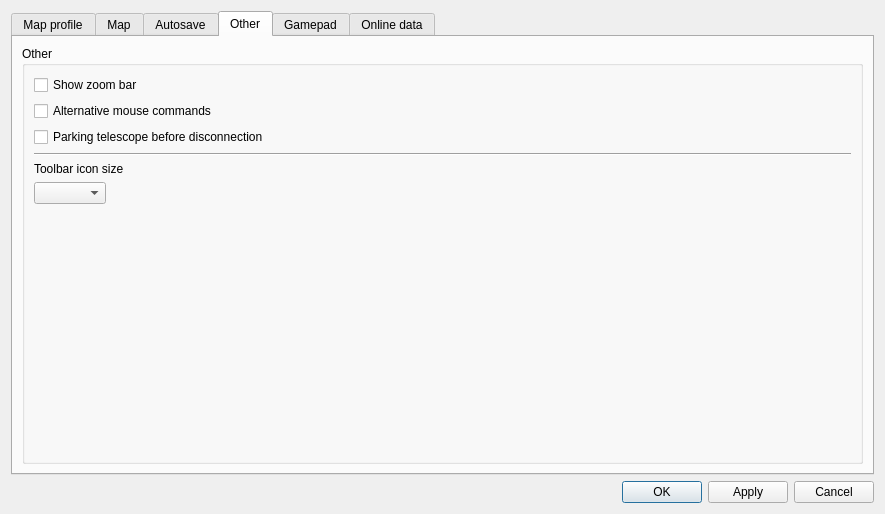
First picture: the form in csetting.ui, repository PavelMr/skytechx, before the edit.
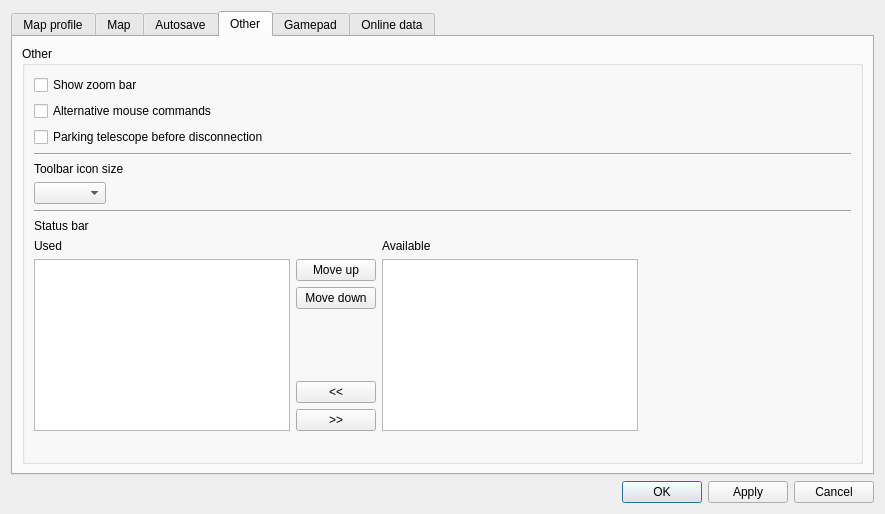
Second picture: the form after the edit. The open tabs and pages were chosen to show the change. Custom widgets are drawn as their Qt base class.

Commit message: Status bar customization

```diff
--- a/csetting.ui
+++ b/csetting.ui
@@ -3540,6 +3540,131 @@
               </item>
              </layout>
             </item>
+            <item>
+             <widget class="Line" name="line_3">
+              <property name="orientation">
+               <enum>Qt::Horizontal</enum>
+              </property>
+             </widget>
+            </item>
+            <item>
+             <widget class="QLabel" name="label_101">
+              <property name="text">
+               <string>Status bar</string>
+              </property>
+             </widget>
+            </item>
+            <item>
+             <layout class="QHBoxLayout" name="horizontalLayout_27">
+              <item>
+               <layout class="QVBoxLayout" name="verticalLayout_86">
+                <item>
+                 <widget class="QLabel" name="label_102">
+                  <property name="text">
+                   <string>Used</string>
+                  </property>
+                 </widget>
+                </item>
+                <item>
+                 <widget class="QListWidget" name="tv_statusBar">
+                  <property name="acceptDrops">
+                   <bool>false</bool>
+                  </property>
+                 </widget>
+                </item>
+               </layout>
+              </item>
+              <item>
+               <layout class="QVBoxLayout" name="verticalLayout_85">
+                <item>
+                 <widget class="QLabel" name="label_104">
+                  <property name="text">
+                   <string/>
+                  </property>
+                 </widget>
+                </item>
+                <item>
+                 <widget class="QPushButton" name="pushButton_63">
+                  <property name="text">
+                   <string>Move up</string>
+                  </property>
+                  <property name="autoRepeat">
+                   <bool>true</bool>
+                  </property>
+                 </widget>
+                </item>
+                <item>
+                 <widget class="QPushButton" name="pushButton_62">
+                  <property name="text">
+                   <string>Move down</string>
+                  </property>
+                  <property name="autoRepeat">
+                   <bool>true</bool>
+                  </property>
+                 </widget>
+                </item>
+                <item>
+                 <spacer name="verticalSpacer_9">
+                  <property name="orientation">
+                   <enum>Qt::Vertical</enum>
+                  </property>
+                  <property name="sizeHint" stdset="0">
+                   <size>
+                    <width>20</width>
+                    <height>40</height>
+                   </size>
+                  </property>
+                 </spacer>
+                </item>
+                <item>
+                 <widget class="QPushButton" name="pushButton_64">
+                  <property name="text">
+                   <string>&lt;&lt;</string>
+                  </property>
+                 </widget>
+                </item>
+                <item>
+                 <widget class="QPushButton" name="pushButton_65">
+                  <property name="text">
+                   <string>&gt;&gt;</string>
+                  </property>
+                 </widget>
+                </item>
+               </layout>
+              </item>
+              <item>
+               <layout class="QVBoxLayout" name="verticalLayout_87">
+                <item>
+                 <widget class="QLabel" name="label_103">
+                  <property name="text">
+                   <string>Available</string>
+                  </property>
+                 </widget>
+                </item>
+                <item>
+                 <widget class="QListWidget" name="tv_statusBarUnused">
+                  <property name="acceptDrops">
+                   <bool>false</bool>
+                  </property>
+                 </widget>
+                </item>
+               </layout>
+              </item>
+              <item>
+               <spacer name="horizontalSpacer_18">
+                <property name="orientation">
+                 <enum>Qt::Horizontal</enum>
+                </property>
+                <property name="sizeHint" stdset="0">
+                 <size>
+                  <width>40</width>
+                  <height>20</height>
+                 </size>
+                </property>
+               </spacer>
+              </item>
+             </layout>
+            </item>
             <item>
              <spacer name="verticalSpacer_3">
               <property name="orientation">
```
Left out of the diff: 4 changed lines with no effect on the pictures. The commit also changes 7 other files.
